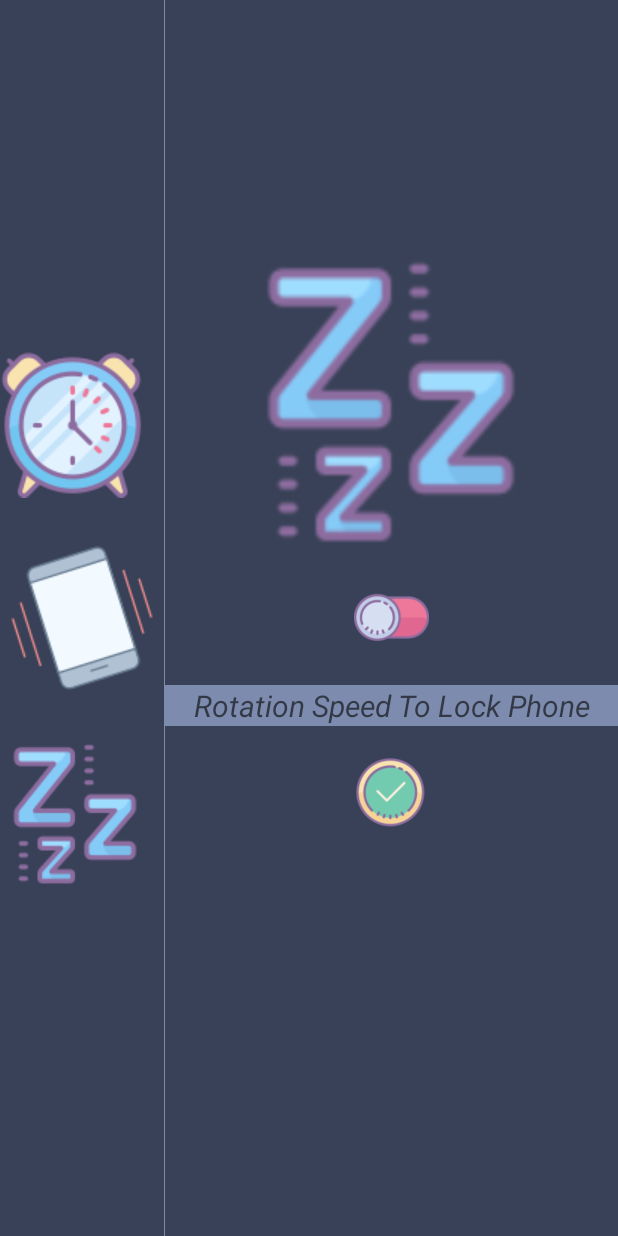
After one commit to sharif-dev/Android-Project2, an Android app: the layout activity_sleep.xml on its own in the app's theme, with its tools: preview values and no code run, on a phone screen of 412 x 824 dp. The commit adds this screen. Run offline under Robolectric (Android 15) with nearby library versions, the phone set to English and light mode, and no system bars.

Commit message:
create activities for 3 feature.

```diff
--- a/app/build.gradle
+++ b/app/build.gradle
@@ -4,7 +4,7 @@ android {
     compileSdkVersion 28
     defaultConfig {
         applicationId "com.pac.sensor"
-        minSdkVersion 15
+        minSdkVersion 21
         targetSdkVersion 28
         versionCode 1
         versionName "1.0"
--- /dev/null
+++ b/app/src/main/res/drawable/layout_right_border.xml
@@ -0,0 +1,13 @@
+<?xml version="1.0" encoding="utf-8"?>
+<layer-list xmlns:android="http://schemas.android.com/apk/res/android">
+    <item>
+        <shape android:shape="rectangle">
+            <solid android:color="#7D8CAE" />
+        </shape>
+    </item>
+    <item android:right="1dp">
+        <shape android:shape="rectangle">
+            <solid android:color="@color/background" />
+        </shape>
+    </item>
+</layer-list>
--- /dev/null
+++ b/app/src/main/res/layout/activity_sleep.xml
@@ -0,0 +1,80 @@
+<?xml version="1.0" encoding="utf-8"?>
+<RelativeLayout
+    xmlns:android="http://schemas.android.com/apk/res/android" android:layout_width="match_parent"
+    android:layout_height="match_parent"
+    android:background="@color/background">
+    <RelativeLayout
+        android:id="@+id/menu_bar"
+        android:layout_width="110dp"
+        android:layout_height="match_parent"
+        android:background="@drawable/layout_right_border">
+        <ImageView
+            android:id="@+id/alarm"
+            android:layout_width="100dp"
+            android:layout_height="100dp"
+            android:layout_above="@+id/shake"
+            android:layout_marginBottom="30dp"
+            android:background="@drawable/alarm__clock"/>
+        <ImageView
+            android:id="@+id/shake"
+            android:layout_width="100dp"
+            android:layout_height="100dp"
+            android:layout_centerInParent="true"
+            android:layout_marginBottom="30dp"
+            android:background="@drawable/shake_phone"/>
+        <ImageView
+            android:background="@drawable/sleep"
+            android:id="@+id/sleep"
+            android:layout_width="100dp"
+            android:layout_height="100dp"
+            android:layout_below="@+id/shake"/>
+    </RelativeLayout>
+    <RelativeLayout
+        android:orientation="vertical"
+        android:layout_width="match_parent"
+        android:layout_height="match_parent"
+        android:layout_toEndOf="@+id/menu_bar">
+
+        <ImageView
+            android:background="@drawable/sleep"
+            android:id="@+id/shaking_phone"
+            android:layout_width="200dp"
+            android:layout_height="200dp"
+            android:layout_centerHorizontal="true"
+            android:layout_marginBottom="20dp"
+            android:layout_above="@id/toggle_switch"/>
+
+        <ImageView
+            android:background="@drawable/switch_off"
+            android:id="@+id/toggle_switch"
+            android:layout_width="50dp"
+            android:layout_height="50dp"
+            android:layout_centerHorizontal="true"
+            android:layout_centerVertical="true"/>
+
+        <EditText
+            android:id="@+id/lock_speed"
+            android:layout_width="match_parent"
+            android:layout_height="wrap_content"
+            android:inputType="textCapWords"
+            android:background="@color/background_light"
+            android:textStyle="italic"
+            android:fontFamily="sans-serif"
+            android:gravity="center"
+            android:textSize="20sp"
+            android:hint="@string/LockSpeed"
+            android:layout_marginTop="20dp"
+            android:layout_below="@+id/toggle_switch"/>
+
+        <ImageView
+            android:background="@drawable/ok"
+            android:id="@+id/submit"
+            android:layout_width="50dp"
+            android:layout_height="50dp"
+            android:layout_centerHorizontal="true"
+            android:layout_below="@id/lock_speed"
+            android:layout_marginTop="20dp"/>
+
+    </RelativeLayout>
+
+</RelativeLayout>
--- a/app/src/main/res/values/colors.xml
+++ b/app/src/main/res/values/colors.xml
@@ -3,4 +3,7 @@
     <color name="colorPrimary">#008577</color>
     <color name="colorPrimaryDark">#00574B</color>
     <color name="colorAccent">#D81B60</color>
+    <color name="background">#384157</color>
+    <color name="border">#FFFFFF</color>
+    <color name="background_light">#7D8CAE</color>
 </resources>
--- a/app/src/main/res/values/strings.xml
+++ b/app/src/main/res/values/strings.xml
@@ -5,4 +5,8 @@
     <string name="submit">SUBMIT</string>
 
     <string name="HSModeRotationRate">rot_rate</string>
+    <string name="Label">Alarm Name</string>
+    <string name="OffSpeed">Rotation Speed To Stop Alarm</string>
+    <string name="LockSpeed">Rotation Speed To Lock Phone</string>
+    <string name="ShakingSensitivity">Shaking Sensitivity</string>
 </resources>
--- a/build.gradle
+++ b/build.gradle
@@ -7,7 +7,7 @@ buildscript {
 
     }
     dependencies {
-        classpath 'com.android.tools.build:gradle:3.5.3'
+        classpath 'com.android.tools.build:gradle:3.6.3'
 
         // NOTE: Do not place your application dependencies here; they belong
         // in the individual module build.gradle files
```
Also changed, not shown: app/src/main/res/layout/activity_shake.xml (added, +80 -0 lines), app/src/main/res/drawable/alarm__clock.png (added), app/src/main/res/drawable/ok.png (added), app/src/main/res/drawable/shake_phone.png (added), app/src/main/res/drawable/sleep.png (added), app/src/main/res/drawable/switch_off.png (added), app/src/main/res/drawable/switch_on.png (added), gradle/wrapper/gradle-wrapper.properties.
